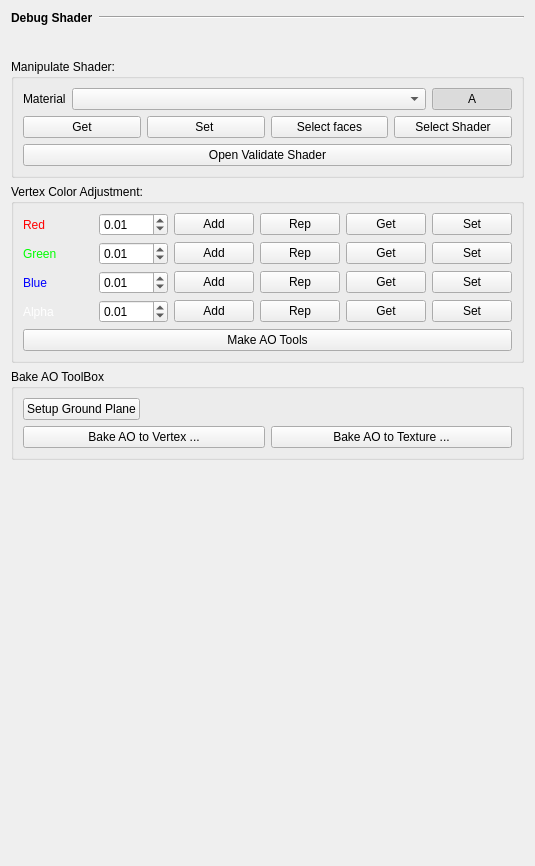
The window that Maya_Tools/Developer/Main/MODULE/ShaderTools/UI/ShaderTools.ui (code-google-com/mayatools) describes before a commit, drawn with Qt 5.
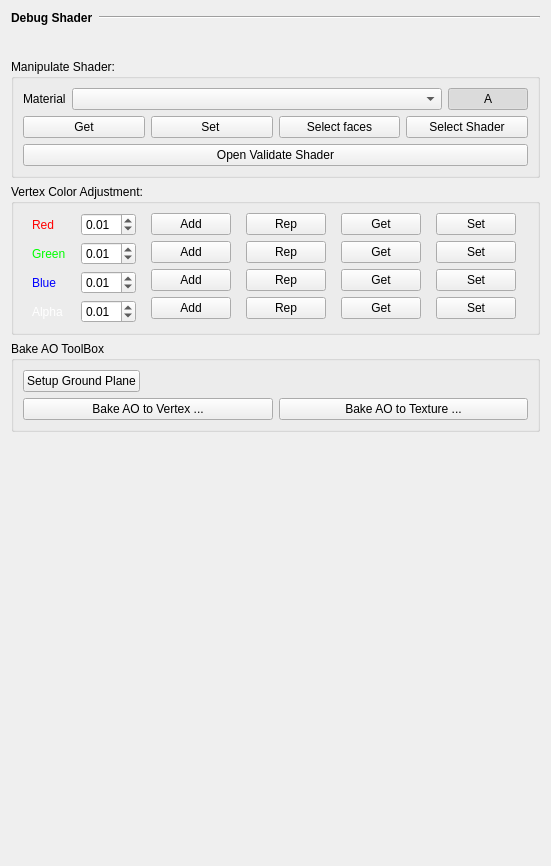
The same window after the commit. Icons and pictures are not drawn.

The edit to the form file:
```diff
--- a/Maya_Tools/Developer/Main/MODULE/ShaderTools/UI/ShaderTools.ui
+++ b/Maya_Tools/Developer/Main/MODULE/ShaderTools/UI/ShaderTools.ui
@@ -6,7 +6,7 @@
    <rect>
     <x>0</x>
     <y>0</y>
-    <width>535</width>
+    <width>551</width>
     <height>866</height>
    </rect>
   </property>
@@ -303,13 +303,16 @@
      <property name="title">
       <string>Vertex Color Adjustment:</string>
      </property>
-     <layout class="QVBoxLayout" name="verticalLayout_2">
+     <layout class="QHBoxLayout" name="horizontalLayout_6">
+      <property name="sizeConstraint">
+       <enum>QLayout::SetNoConstraint</enum>
+      </property>
       <item>
-       <layout class="QHBoxLayout" name="horizontalLayout_6">
+       <layout class="QVBoxLayout" name="verticalLayout_2">
         <item>
          <widget class="QLabel" name="label_3">
           <property name="sizePolicy">
-           <sizepolicy hsizetype="Preferred" vsizetype="Preferred">
+           <sizepolicy hsizetype="Fixed" vsizetype="Preferred">
             <horstretch>0</horstretch>
             <verstretch>0</verstretch>
            </sizepolicy>
@@ -326,78 +329,9 @@
          </widget>
         </item>
         <item>
-         <widget class="QDoubleSpinBox" name="doubleSpinBox">
-          <property name="sizePolicy">
-           <sizepolicy hsizetype="Preferred" vsizetype="Fixed">
-            <horstretch>0</horstretch>
-            <verstretch>0</verstretch>
-           </sizepolicy>
-          </property>
-          <property name="minimum">
-           <double>-1.000000000000000</double>
-          </property>
-          <property name="maximum">
-           <double>1.000000000000000</double>
-          </property>
-          <property name="singleStep">
-           <double>0.010000000000000</double>
-          </property>
-          <property name="value">
-           <double>0.010000000000000</double>
-          </property>
-         </widget>
-        </item>
-        <item>
-         <widget class="QPushButton" name="pushButton">
-          <property name="toolTip">
-           <string>Thêm</string>
-          </property>
-          <property name="text">
-           <string>Add</string>
-          </property>
-         </widget>
-        </item>
-        <item>
-         <widget class="QPushButton" name="pushButton_3">
-          <property name="text">
-           <string>Rep</string>
-          </property>
-         </widget>
-        </item>
-        <item>
-         <widget class="QPushButton" name="btnGetRed">
-          <property name="sizePolicy">
-           <sizepolicy hsizetype="Fixed" vsizetype="Fixed">
-            <horstretch>0</horstretch>
-            <verstretch>0</verstretch>
-           </sizepolicy>
-          </property>
-          <property name="text">
-           <string>Get</string>
-          </property>
-         </widget>
-        </item>
-        <item>
-         <widget class="QPushButton" name="btnSetRed">
-          <property name="sizePolicy">
-           <sizepolicy hsizetype="Fixed" vsizetype="Fixed">
-            <horstretch>0</horstretch>
-            <verstretch>0</verstretch>
-           </sizepolicy>
-          </property>
-          <property name="text">
-           <string>Set</string>
-          </property>
-         </widget>
-        </item>
-       </layout>
-      </item>
-      <item>
-       <layout class="QHBoxLayout" name="horizontalLayout_9">
-        <item>
          <widget class="QLabel" name="label_4">
           <property name="sizePolicy">
-           <sizepolicy hsizetype="Preferred" vsizetype="Preferred">
+           <sizepolicy hsizetype="Fixed" vsizetype="Preferred">
             <horstretch>0</horstretch>
             <verstretch>0</verstretch>
            </sizepolicy>
@@ -414,75 +348,9 @@
          </widget>
         </item>
         <item>
-         <widget class="QDoubleSpinBox" name="doubleSpinBox_2">
-          <property name="sizePolicy">
-           <sizepolicy hsizetype="Preferred" vsizetype="Fixed">
-            <horstretch>0</horstretch>
-            <verstretch>0</verstretch>
-           </sizepolicy>
-          </property>
-          <property name="minimum">
-           <double>-1.000000000000000</double>
-          </property>
-          <property name="maximum">
-           <double>1.000000000000000</double>
-          </property>
-          <property name="singleStep">
-           <double>0.010000000000000</double>
-          </property>
-          <property name="value">
-           <double>0.010000000000000</double>
-          </property>
-         </widget>
-        </item>
-        <item>
-         <widget class="QPushButton" name="pushButton_4">
-          <property name="text">
-           <string>Add</string>
-          </property>
-         </widget>
-        </item>
-        <item>
-         <widget class="QPushButton" name="pushButton_5">
-          <property name="text">
-           <string>Rep</string>
-          </property>
-         </widget>
-        </item>
-        <item>
-         <widget class="QPushButton" name="btnGetGreen">
-          <property name="sizePolicy">
-           <sizepolicy hsizetype="Fixed" vsizetype="Fixed">
-            <horstretch>0</horstretch>
-            <verstretch>0</verstretch>
-           </sizepolicy>
-          </property>
-          <property name="text">
-           <string>Get</string>
-          </property>
-         </widget>
-        </item>
-        <item>
-         <widget class="QPushButton" name="btnSetGreen">
-          <property name="sizePolicy">
-           <sizepolicy hsizetype="Fixed" vsizetype="Fixed">
-            <horstretch>0</horstretch>
-            <verstretch>0</verstretch>
-           </sizepolicy>
-          </property>
-          <property name="text">
-           <string>Set</string>
-          </property>
-         </widget>
-        </item>
-       </layout>
-      </item>
-      <item>
-       <layout class="QHBoxLayout" name="horizontalLayout_10">
-        <item>
          <widget class="QLabel" name="label_5">
           <property name="sizePolicy">
-           <sizepolicy hsizetype="Preferred" vsizetype="Preferred">
+           <sizepolicy hsizetype="Fixed" vsizetype="Preferred">
             <horstretch>0</horstretch>
             <verstretch>0</verstretch>
            </sizepolicy>
@@ -499,75 +367,9 @@
          </widget>
         </item>
         <item>
-         <widget class="QDoubleSpinBox" name="doubleSpinBox_3">
-          <property name="sizePolicy">
-           <sizepolicy hsizetype="Preferred" vsizetype="Fixed">
-            <horstretch>0</horstretch>
-            <verstretch>0</verstretch>
-           </sizepolicy>
-          </property>
-          <property name="minimum">
-           <double>-1.000000000000000</double>
-          </property>
-          <property name="maximum">
-           <double>1.000000000000000</double>
-          </property>
-          <property name="singleStep">
-           <double>0.010000000000000</double>
-          </property>
-          <property name="value">
-           <double>0.010000000000000</double>
-          </property>
-         </widget>
-        </item>
-        <item>
-         <widget class="QPushButton" name="pushButton_7">
-          <property name="text">
-           <string>Add</string>
-          </property>
-         </widget>
-        </item>
-        <item>
-         <widget class="QPushButton" name="pushButton_8">
-          <property name="text">
-           <string>Rep</string>
-          </property>
-         </widget>
-        </item>
-        <item>
-         <widget class="QPushButton" name="btnGetBlue">
-          <property name="sizePolicy">
-           <sizepolicy hsizetype="Fixed" vsizetype="Fixed">
-            <horstretch>0</horstretch>
-            <verstretch>0</verstretch>
-           </sizepolicy>
-          </property>
-          <property name="text">
-           <string>Get</string>
-          </property>
-         </widget>
-        </item>
-        <item>
-         <widget class="QPushButton" name="btnSetBlue">
-          <property name="sizePolicy">
-           <sizepolicy hsizetype="Fixed" vsizetype="Fixed">
-            <horstretch>0</horstretch>
-            <verstretch>0</verstretch>
-           </sizepolicy>
-          </property>
-          <property name="text">
-           <string>Set</string>
-          </property>
-         </widget>
-        </item>
-       </layout>
-      </item>
-      <item>
-       <layout class="QHBoxLayout" name="horizontalLayout_11">
-        <item>
          <widget class="QLabel" name="label_6">
           <property name="sizePolicy">
-           <sizepolicy hsizetype="Preferred" vsizetype="Preferred">
+           <sizepolicy hsizetype="Fixed" vsizetype="Preferred">
             <horstretch>0</horstretch>
             <verstretch>0</verstretch>
            </sizepolicy>
@@ -583,10 +385,80 @@
           </property>
          </widget>
         </item>
+       </layout>
+      </item>
+      <item>
+       <layout class="QVBoxLayout" name="verticalLayout_5">
+        <item>
+         <widget class="QDoubleSpinBox" name="doubleSpinBox">
+          <property name="sizePolicy">
+           <sizepolicy hsizetype="Fixed" vsizetype="Fixed">
+            <horstretch>0</horstretch>
+            <verstretch>0</verstretch>
+           </sizepolicy>
+          </property>
+          <property name="minimum">
+           <double>-1.000000000000000</double>
+          </property>
+          <property name="maximum">
+           <double>1.000000000000000</double>
+          </property>
+          <property name="singleStep">
+           <double>0.010000000000000</double>
+          </property>
+          <property name="value">
+           <double>0.010000000000000</double>
+          </property>
+         </widget>
+        </item>
+        <item>
+         <widget class="QDoubleSpinBox" name="doubleSpinBox_2">
+          <property name="sizePolicy">
+           <sizepolicy hsizetype="Fixed" vsizetype="Fixed">
+            <horstretch>0</horstretch>
+            <verstretch>0</verstretch>
+           </sizepolicy>
+          </property>
+          <property name="minimum">
+           <double>-1.000000000000000</double>
+          </property>
+          <property name="maximum">
+           <double>1.000000000000000</double>
+          </property>
+          <property name="singleStep">
+           <double>0.010000000000000</double>
+          </property>
+          <property name="value">
+           <double>0.010000000000000</double>
+          </property>
+         </widget>
+        </item>
+        <item>
+         <widget class="QDoubleSpinBox" name="doubleSpinBox_3">
+          <property name="sizePolicy">
+           <sizepolicy hsizetype="Fixed" vsizetype="Fixed">
+            <horstretch>0</horstretch>
+            <verstretch>0</verstretch>
+           </sizepolicy>
+          </property>
+          <property name="minimum">
+           <double>-1.000000000000000</double>
+          </property>
+          <property name="maximum">
+           <double>1.000000000000000</double>
+          </property>
+          <property name="singleStep">
+           <double>0.010000000000000</double>
+          </property>
+          <property name="value">
+           <double>0.010000000000000</double>
+          </property>
+         </widget>
+        </item>
         <item>
          <widget class="QDoubleSpinBox" name="doubleSpinBox_4">
           <property name="sizePolicy">
-           <sizepolicy hsizetype="Preferred" vsizetype="Fixed">
+           <sizepolicy hsizetype="Fixed" vsizetype="Fixed">
             <horstretch>0</horstretch>
             <verstretch>0</verstretch>
            </sizepolicy>
@@ -605,17 +477,161 @@
           </property>
          </widget>
         </item>
+       </layout>
+      </item>
+      <item>
+       <layout class="QVBoxLayout" name="verticalLayout_6">
         <item>
-         <widget class="QPushButton" name="pushButton_9">
+         <widget class="QPushButton" name="btnAddRed">
+          <property name="sizePolicy">
+           <sizepolicy hsizetype="Maximum" vsizetype="Fixed">
+            <horstretch>0</horstretch>
+            <verstretch>0</verstretch>
+           </sizepolicy>
+          </property>
+          <property name="toolTip">
+           <string>Thêm</string>
+          </property>
           <property name="text">
            <string>Add</string>
           </property>
          </widget>
         </item>
         <item>
-         <widget class="QPushButton" name="pushButton_10">
+         <widget class="QPushButton" name="btnAddGreen">
+          <property name="sizePolicy">
+           <sizepolicy hsizetype="Fixed" vsizetype="Fixed">
+            <horstretch>0</horstretch>
+            <verstretch>0</verstretch>
+           </sizepolicy>
+          </property>
           <property name="text">
+           <string>Add</string>
+          </property>
+         </widget>
+        </item>
+        <item>
+         <widget class="QPushButton" name="btnAddBlue">
+          <property name="sizePolicy">
+           <sizepolicy hsizetype="Fixed" vsizetype="Fixed">
+            <horstretch>0</horstretch>
+            <verstretch>0</verstretch>
+           </sizepolicy>
+          </property>
+          <property name="text">
+           <string>Add</string>
+          </property>
+         </widget>
+        </item>
+        <item>
+         <widget class="QPushButton" name="btnAddAlpha">
+          <property name="sizePolicy">
+           <sizepolicy hsizetype="Fixed" vsizetype="Fixed">
+            <horstretch>0</horstretch>
+            <verstretch>0</verstretch>
+           </sizepolicy>
+          </property>
+          <property name="text">
+           <string>Add</string>
+          </property>
+         </widget>
+        </item>
+       </layout>
+      </item>
+      <item>
+       <layout class="QVBoxLayout" name="verticalLayout_7">
+        <item>
+         <widget class="QPushButton" name="btnReplaceRed">
+          <property name="sizePolicy">
+           <sizepolicy hsizetype="Fixed" vsizetype="Fixed">
+            <horstretch>0</horstretch>
+            <verstretch>0</verstretch>
+           </sizepolicy>
+          </property>
+          <property name="text">
            <string>Rep</string>
+          </property>
+         </widget>
+        </item>
+        <item>
+         <widget class="QPushButton" name="btnReplaceGreen">
+          <property name="sizePolicy">
+           <sizepolicy hsizetype="Fixed" vsizetype="Fixed">
+            <horstretch>0</horstretch>
+            <verstretch>0</verstretch>
+           </sizepolicy>
+          </property>
+          <property name="text">
+           <string>Rep</string>
+          </property>
+         </widget>
+        </item>
+        <item>
+         <widget class="QPushButton" name="btnReplaceBlue">
+          <property name="sizePolicy">
+           <sizepolicy hsizetype="Fixed" vsizetype="Fixed">
+            <horstretch>0</horstretch>
+            <verstretch>0</verstretch>
+           </sizepolicy>
+          </property>
+          <property name="text">
+           <string>Rep</string>
+          </property>
+         </widget>
+        </item>
+        <item>
+         <widget class="QPushButton" name="btnReplaceAlpha">
+          <property name="sizePolicy">
+           <sizepolicy hsizetype="Fixed" vsizetype="Fixed">
+            <horstretch>0</horstretch>
+            <verstretch>0</verstretch>
+           </sizepolicy>
+          </property>
+          <property name="text">
+           <string>Rep</string>
+          </property>
+         </widget>
+        </item>
+       </layout>
+      </item>
+      <item>
+       <layout class="QVBoxLayout" name="verticalLayout_8">
+        <item>
+         <widget class="QPushButton" name="btnGetRed">
+          <property name="sizePolicy">
+           <sizepolicy hsizetype="Fixed" vsizetype="Fixed">
+            <horstretch>0</horstretch>
+            <verstretch>0</verstretch>
+           </sizepolicy>
+          </property>
+          <property name="text">
+           <string>Get</string>
+          </property>
+         </widget>
+        </item>
+        <item>
+         <widget class="QPushButton" name="btnGetGreen">
+          <property name="sizePolicy">
+           <sizepolicy hsizetype="Fixed" vsizetype="Fixed">
+            <horstretch>0</horstretch>
+            <verstretch>0</verstretch>
+           </sizepolicy>
+          </property>
+          <property name="text">
+           <string>Get</string>
+          </property>
+         </widget>
+        </item>
+        <item>
+         <widget class="QPushButton" name="btnGetBlue">
+          <property name="sizePolicy">
+           <sizepolicy hsizetype="Fixed" vsizetype="Fixed">
+            <horstretch>0</horstretch>
+            <verstretch>0</verstretch>
+           </sizepolicy>
+          </property>
+          <property name="text">
+           <string>Get</string>
           </property>
          </widget>
         </item>
@@ -632,6 +648,49 @@
           </property>
          </widget>
         </item>
+       </layout>
+      </item>
+      <item>
+       <layout class="QVBoxLayout" name="verticalLayout_9">
+        <item>
+         <widget class="QPushButton" name="btnSetRed">
+          <property name="sizePolicy">
+           <sizepolicy hsizetype="Fixed" vsizetype="Fixed">
+            <horstretch>0</horstretch>
+            <verstretch>0</verstretch>
+           </sizepolicy>
+          </property>
+          <property name="text">
+           <string>Set</string>
+          </property>
+         </widget>
+        </item>
+        <item>
+         <widget class="QPushButton" name="btnSetGreen">
+          <property name="sizePolicy">
+           <sizepolicy hsizetype="Fixed" vsizetype="Fixed">
+            <horstretch>0</horstretch>
+            <verstretch>0</verstretch>
+           </sizepolicy>
+          </property>
+          <property name="text">
+           <string>Set</string>
+          </property>
+         </widget>
+        </item>
+        <item>
+         <widget class="QPushButton" name="btnSetBlue">
+          <property name="sizePolicy">
+           <sizepolicy hsizetype="Fixed" vsizetype="Fixed">
+            <horstretch>0</horstretch>
+            <verstretch>0</verstretch>
+           </sizepolicy>
+          </property>
+          <property name="text">
+           <string>Set</string>
+          </property>
+         </widget>
+        </item>
         <item>
          <widget class="QPushButton" name="btnSetAlpha">
           <property name="sizePolicy">
@@ -647,13 +706,6 @@
         </item>
        </layout>
       </item>
-      <item>
-       <widget class="QPushButton" name="btnMakeAO">
-        <property name="text">
-         <string>Make AO Tools</string>
-        </property>
-       </widget>
-      </item>
      </layout>
     </widget>
    </item>
@@ -667,6 +719,12 @@
        <layout class="QHBoxLayout" name="horizontalLayout_5">
         <item>
          <widget class="QPushButton" name="btnSetGroundPlane">
+          <property name="sizePolicy">
+           <sizepolicy hsizetype="Preferred" vsizetype="Fixed">
+            <horstretch>0</horstretch>
+            <verstretch>0</verstretch>
+           </sizepolicy>
+          </property>
           <property name="text">
            <string>Setup Ground Plane</string>
           </property>
```
Left out of the diff: 4 changed lines with no effect on the pictures.
